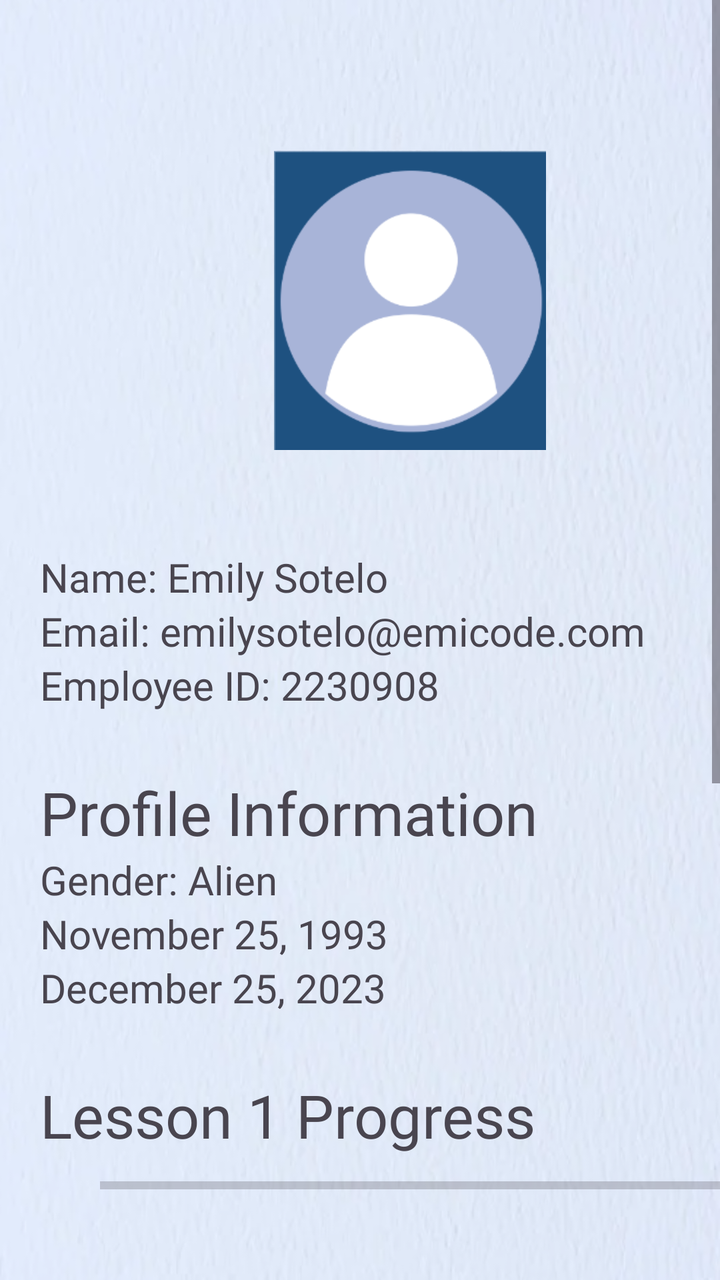
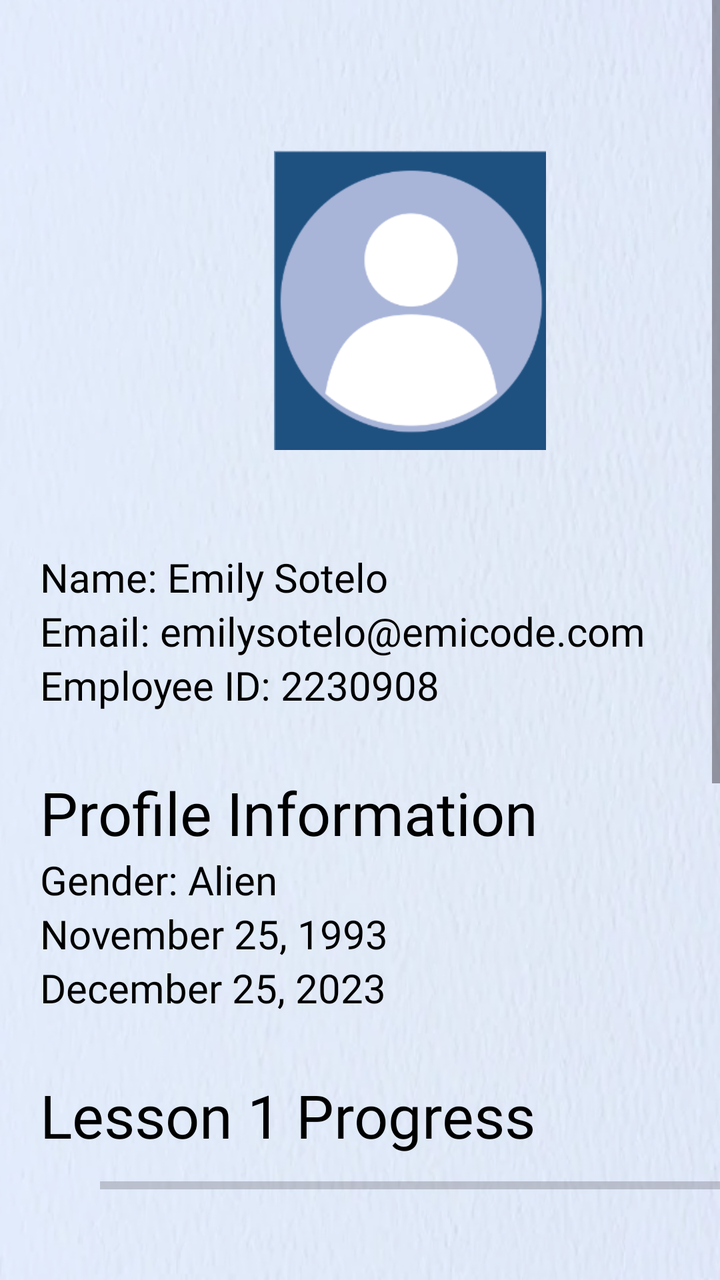

Compare the two renders of this Android layout. The source of the first and the diff that turns it into the second are given below.
<!-- AndroidManifest.xml: application theme Theme.FinalsApplication -->
<!-- res/layout/profile_information_admin_side.xml -->
<?xml version="1.0" encoding="utf-8"?>
<RelativeLayout xmlns:android="http://schemas.android.com/apk/res/android"
    android:layout_width="match_parent"
    android:layout_height="match_parent"
    xmlns:tools="http://schemas.android.com/tools"
    xmlns:app="http://schemas.android.com/apk/res-auto"
    android:background="@drawable/textured_background">

    <ScrollView
        android:layout_width="409dp"
        android:layout_height="729dp"
        tools:layout_editor_absoluteX="1dp"
        tools:layout_editor_absoluteY="1dp">

        <LinearLayout
            android:layout_width="match_parent"
            android:layout_height="wrap_content"
            android:orientation="vertical">

            <LinearLayout
                android:layout_width="150dp"
                android:layout_height="150dp"
                android:orientation="vertical"
                android:layout_marginTop="75dp"
                android:layout_marginLeft="130dp">

                <ImageView
                    android:id="@+id/profile_pic"
                    android:layout_width="match_parent"
                    android:layout_height="wrap_content"
                    android:src="@drawable/custom_profile">

                </ImageView>

            </LinearLayout>

            <LinearLayout
                android:layout_width="match_parent"
                android:layout_height="wrap_content"
                android:orientation="vertical"
                android:layout_marginTop="50dp">

                <TextView
                    android:id="@+id/name"
                    android:layout_width="match_parent"
                    android:layout_height="wrap_content"
                    android:layout_marginLeft="20dp"
                    android:textSize="20sp"
                    android:fontFamily="@font/roboto_regular"
                    android:text="Name: Emily Sotelo">

                </TextView>

                <TextView
                    android:id="@+id/email"
                    android:layout_width="match_parent"
                    android:layout_height="wrap_content"
                    android:layout_marginLeft="20dp"
                    android:textSize="20sp"
                    android:fontFamily="@font/roboto_regular"
                    android:text="Email: emilysotelo@emicode.com">

                </TextView>

                <TextView
                    android:id="@+id/employee_id"
                    android:layout_width="match_parent"
                    android:layout_height="wrap_content"
                    android:layout_marginLeft="20dp"
                    android:textSize="20sp"
                    android:fontFamily="@font/roboto_regular"
                    android:text="Employee ID: 2230908">

                </TextView>

                <TextView
                    android:id="@+id/prof_info"
                    android:layout_width="match_parent"
                    android:layout_height="wrap_content"
                    android:layout_marginTop="30dp"
                    android:layout_marginLeft="20dp"
                    android:textSize="30sp"
                    android:fontFamily="@font/roboto_bold"
                    android:text="Profile Information">

                </TextView>

                <TextView
                    android:id="@+id/gender"
                    android:layout_width="match_parent"
                    android:layout_height="wrap_content"
                    android:layout_marginLeft="20dp"
                    android:textSize="20sp"
                    android:fontFamily="@font/roboto_regular"
                    android:text="Gender: Alien">

                </TextView>

                <TextView
                    android:id="@+id/date_of_birth"
                    android:layout_width="match_parent"
                    android:layout_height="wrap_content"
                    android:layout_marginLeft="20dp"
                    android:textSize="20sp"
                    android:fontFamily="@font/roboto_regular"
                    android:text="November 25, 1993">

                </TextView>

                <TextView
                    android:id="@+id/date_hired"
                    android:layout_width="match_parent"
                    android:layout_height="wrap_content"
                    android:layout_marginLeft="20dp"
                    android:textSize="20sp"
                    android:fontFamily="@font/roboto_regular"
                    android:text="December 25, 2023">

                </TextView>

            </LinearLayout>

            <LinearLayout
                android:layout_width="wrap_content"
                android:layout_height="match_parent"
                android:orientation="vertical"
                android:layout_marginTop="30dp">

                <TextView
                    android:id="@+id/lesson1_bar"
                    android:layout_width="match_parent"
                    android:layout_height="wrap_content"
                    android:layout_marginLeft="20dp"
                    android:textSize="30sp"
                    android:fontFamily="@font/roboto_bold"
                    android:text="Lesson 1 Progress">

                </TextView>

                <ProgressBar
                    android:id="@+id/progressBar_lesson1"
                    style="?android:attr/progressBarStyleHorizontal"
                    android:indeterminate="false"
                    android:layout_width="313dp"
                    android:layout_height="30dp"
                    android:layout_marginLeft="50dp"
                    android:max="100"
                    android:progressTint="#1e5180">

                </ProgressBar>

            </LinearLayout>

            <LinearLayout
                android:layout_width="wrap_content"
                android:layout_height="match_parent"
                android:orientation="vertical"
                android:layout_marginTop="30dp">

                <TextView
                    android:id="@+id/lesson2_bar"
                    android:layout_width="match_parent"
                    android:layout_height="wrap_content"
                    android:layout_marginLeft="20dp"
                    android:textSize="30sp"
                    android:fontFamily="@font/roboto_bold"
                    android:text="Lesson 2 Progress">

                </TextView>

                <ProgressBar
                    android:id="@+id/progressBar_lesson2"
                    style="?android:attr/progressBarStyleHorizontal"
                    android:indeterminate="false"
                    android:layout_width="313dp"
                    android:layout_height="20dp"
                    android:layout_marginLeft="50dp"
                    android:max="100"
                    android:progressTint="#1e5180">

                </ProgressBar>

            </LinearLayout>

            <LinearLayout
                android:layout_width="wrap_content"
                android:layout_height="match_parent"
                android:orientation="vertical"
                android:layout_marginTop="30dp">

                <TextView
                    android:id="@+id/lesson3_bar"
                    android:layout_width="match_parent"
                    android:layout_height="wrap_content"
                    android:layout_marginLeft="20dp"
                    android:textSize="30sp"
                    android:fontFamily="@font/roboto_bold"
                    android:text="Lesson 3 Progress">

                </TextView>

                <ProgressBar
                    android:id="@+id/progressBar_lesson3"
                    style="?android:attr/progressBarStyleHorizontal"
                    android:layout_marginBottom="40dp"
                    android:indeterminate="false"
                    android:layout_width="313dp"
                    android:layout_height="20dp"
                    android:layout_marginLeft="50dp"
                    android:max="100"
                    android:progressTint="#1e5180">

                </ProgressBar>

            </LinearLayout>

            <LinearLayout
                android:layout_width="wrap_content"
                android:layout_height="wrap_content">

                <Button
                    android:id="@+id/viewRecords"
                    android:background="@drawable/rounded_button"
                    android:layout_width="match_parent"
                    android:layout_height="wrap_content"
                    android:layout_marginStart="120dp"
                    android:layout_marginTop="10dp"
                    android:fontFamily="@font/roboto_black"
                    android:padding="8dp"
                    android:text="View Records"
                    android:textSize="25sp"
                    app:backgroundTint="#1e5180">

                </Button>

            </LinearLayout>

            <LinearLayout
                android:layout_width="match_parent"
                android:layout_height="wrap_content"
                android:layout_marginTop="50dp"
                android:orientation="vertical">

                <LinearLayout
                    android:layout_width="match_parent"
                    android:layout_height="100dp"
                    android:layout_alignParentBottom="true"
                    android:background="#a8b4d8">

                    <ImageButton
                        android:id="@+id/imageButtonBackLP1"
                        android:layout_width="76dp"
                        android:layout_height="wrap_content"
                        android:layout_marginStart="20dp"
                        android:layout_marginTop="20dp"
                        android:layout_marginBottom="20dp"
                        android:background="?android:attr/selectableItemBackground"
                        android:scaleType="fitCenter"
                        android:src="@drawable/arrowleft" />

                    <ImageButton
                        android:id="@+id/edit_button"
                        android:layout_width="76dp"
                        android:layout_height="wrap_content"
                        android:layout_marginStart="210dp"
                        android:layout_marginTop="15dp"
                        android:layout_marginBottom="20dp"
                        android:background="?android:attr/selectableItemBackground"
                        android:scaleType="fitCenter"
                        android:src="@drawable/edit_button_black" />
                </LinearLayout>

            </LinearLayout>

        </LinearLayout>



    </ScrollView>


</RelativeLayout>
<!-- resources referenced by this layout -->
<resources>
  <!-- drawable arrowleft: png bitmap (drawable, 16559 bytes) -->
  <!-- drawable custom_profile: png bitmap (drawable, 11549 bytes) -->
  <!-- drawable edit_button_black: png bitmap (drawable, 15451 bytes) -->
  <!-- drawable rounded_button (drawable) -->
  <?xml version="1.0" encoding="utf-8"?>
  <layer-list xmlns:android="http://schemas.android.com/apk/res/android">
  
      <item>
          <shape>
              <corners android:radius="51dp" /> 
              <solid android:color="#1e5180" />
          </shape>
      </item>
  
      <item android:left="51dp">
          <shape>
              <solid android:color="#1e5180" />
              <corners android:radius="51dp" /> 
              <corners android:topRightRadius="51dp"
                  android:topLeftRadius="51dp"
                  android:bottomRightRadius="51dp"
                  android:bottomLeftRadius="51dp"/>
          </shape>
      </item>
  
      <item>
          <shape>
              
              <corners android:radius="51dp" /> 
              <solid android:color="@android:color/transparent" />
              <stroke
                  android:width="1dp"
                  android:color="#1e5180" />
          </shape>
      </item>
  </layer-list>
  <!-- drawable textured_background: png bitmap (drawable, 258989 bytes) -->
  <style name="Theme.FinalsApplication" parent="Base.Theme.FinalsApplication" />
  <style name="Base.Theme.FinalsApplication" parent="Theme.Material3.DayNight.NoActionBar">
          
          
      </style>
</resources>

<!-- the commit's change to res/layout/profile_information_admin_side.xml (unified diff, before → after) -->
@@ -47,6 +47,7 @@
                     android:layout_marginLeft="20dp"
                     android:textSize="20sp"
                     android:fontFamily="@font/roboto_regular"
+                    android:textColor="@color/black"
                     android:text="Name: Emily Sotelo">
 
                 </TextView>
@@ -58,6 +59,7 @@
                     android:layout_marginLeft="20dp"
                     android:textSize="20sp"
                     android:fontFamily="@font/roboto_regular"
+                    android:textColor="@color/black"
                     android:text="Email: emilysotelo@emicode.com">
 
                 </TextView>
@@ -69,6 +71,7 @@
                     android:layout_marginLeft="20dp"
                     android:textSize="20sp"
                     android:fontFamily="@font/roboto_regular"
+                    android:textColor="@color/black"
                     android:text="Employee ID: 2230908">
 
                 </TextView>
@@ -81,6 +84,7 @@
                     android:layout_marginLeft="20dp"
                     android:textSize="30sp"
                     android:fontFamily="@font/roboto_bold"
+                    android:textColor="@color/black"
                     android:text="Profile Information">
 
                 </TextView>
@@ -92,6 +96,7 @@
                     android:layout_marginLeft="20dp"
                     android:textSize="20sp"
                     android:fontFamily="@font/roboto_regular"
+                    android:textColor="@color/black"
                     android:text="Gender: Alien">
 
                 </TextView>
@@ -103,6 +108,7 @@
                     android:layout_marginLeft="20dp"
                     android:textSize="20sp"
                     android:fontFamily="@font/roboto_regular"
+                    android:textColor="@color/black"
                     android:text="November 25, 1993">
 
                 </TextView>
@@ -114,6 +120,7 @@
                     android:layout_marginLeft="20dp"
                     android:textSize="20sp"
                     android:fontFamily="@font/roboto_regular"
+                    android:textColor="@color/black"
                     android:text="December 25, 2023">
 
                 </TextView>
@@ -133,6 +140,7 @@
                     android:layout_marginLeft="20dp"
                     android:textSize="30sp"
                     android:fontFamily="@font/roboto_bold"
+                    android:textColor="@color/black"
                     android:text="Lesson 1 Progress">
 
                 </TextView>
@@ -164,6 +172,7 @@
                     android:layout_marginLeft="20dp"
                     android:textSize="30sp"
                     android:fontFamily="@font/roboto_bold"
+                    android:textColor="@color/black"
                     android:text="Lesson 2 Progress">
 
                 </TextView>
@@ -195,6 +204,7 @@
                     android:layout_marginLeft="20dp"
                     android:textSize="30sp"
                     android:fontFamily="@font/roboto_bold"
+                    android:textColor="@color/black"
                     android:text="Lesson 3 Progress">
 
                 </TextView>
@@ -226,6 +236,7 @@
                     android:layout_marginStart="120dp"
                     android:layout_marginTop="10dp"
                     android:fontFamily="@font/roboto_black"
+                    android:textColor="@color/black"
                     android:padding="8dp"
                     android:text="View Records"
                     android:textSize="25sp"
<!-- resource entries referenced after the edit -->
@@ -1,5 +1,6 @@
 <!-- resources referenced by this layout -->
 <resources>
+  <color name="black">#000000</color>
   <!-- drawable arrowleft: png bitmap (drawable, 16559 bytes) -->
   <!-- drawable custom_profile: png bitmap (drawable, 11549 bytes) -->
   <!-- drawable edit_button_black: png bitmap (drawable, 15451 bytes) -->
